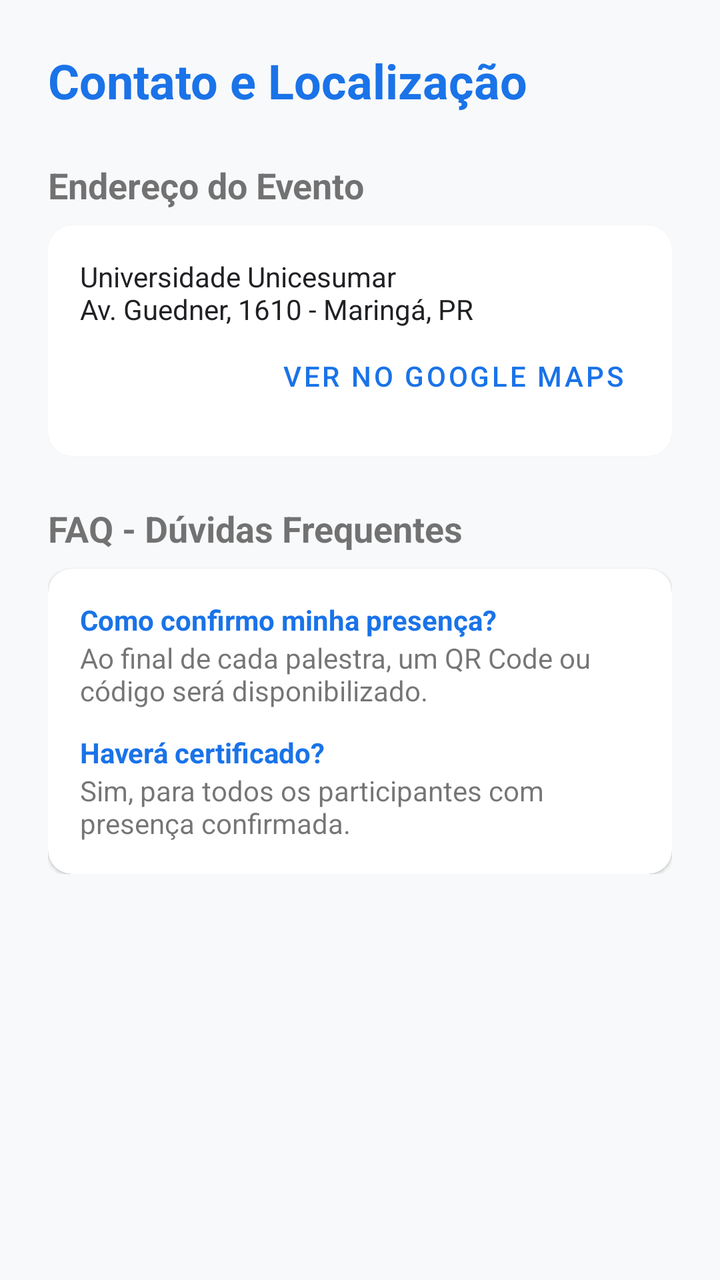
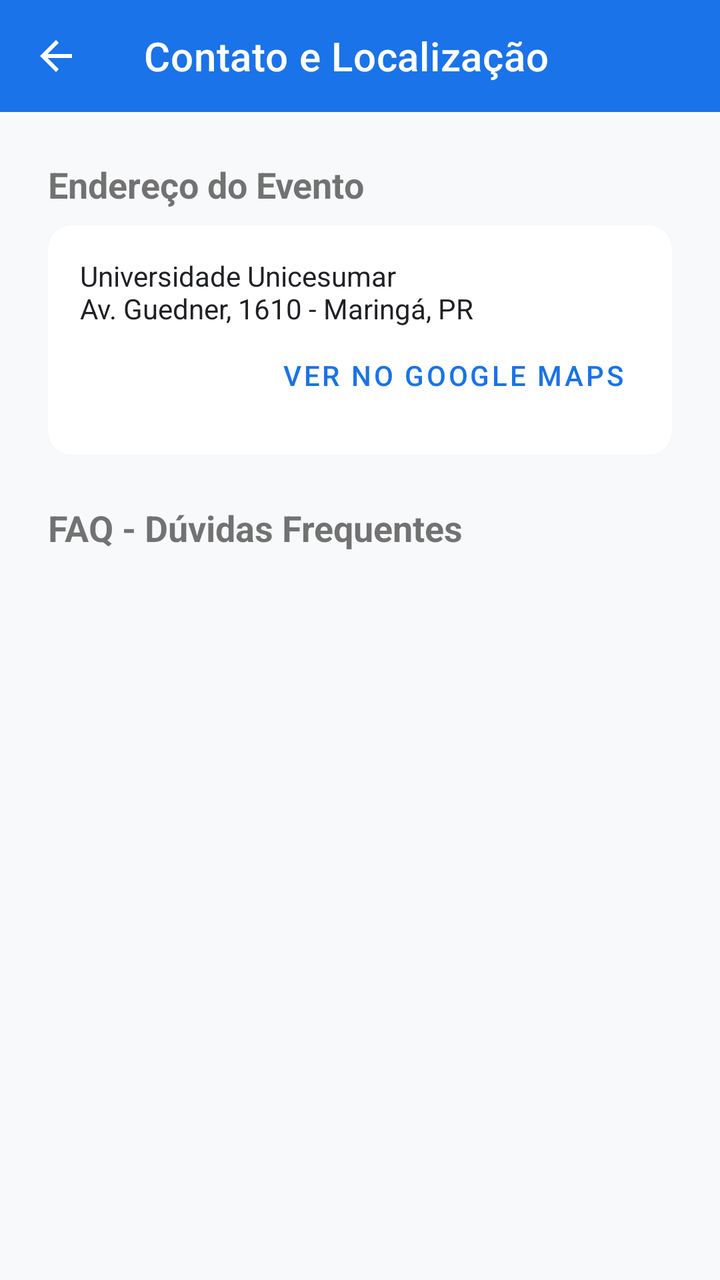

Before-and-after screenshots of an Android layout around one commit, followed by the original layout XML and the change that was made.
<!-- AndroidManifest.xml: application theme Theme.Weektech -->
<!-- res/layout/activity_contact.xml -->
<?xml version="1.0" encoding="utf-8"?>
<androidx.core.widget.NestedScrollView xmlns:android="http://schemas.android.com/apk/res/android"
    xmlns:app="http://schemas.android.com/apk/res-auto"
    xmlns:tools="http://schemas.android.com/tools"
    android:layout_width="match_parent"
    android:layout_height="match_parent"
    android:background="@color/background">

    <LinearLayout
        android:layout_width="match_parent"
        android:layout_height="wrap_content"
        android:orientation="vertical"
        android:padding="24dp">

        <TextView
            android:layout_width="wrap_content"
            android:layout_height="wrap_content"
            android:text="Contato e Localização"
            android:textColor="@color/primary"
            android:textSize="24sp"
            android:textStyle="bold"
            android:layout_marginBottom="24dp" />

        
        <TextView
            android:layout_width="wrap_content"
            android:layout_height="wrap_content"
            android:text="Endereço do Evento"
            android:textStyle="bold"
            android:textSize="18sp"
            android:layout_marginBottom="8dp"/>

        <com.google.android.material.card.MaterialCardView
            android:layout_width="match_parent"
            android:layout_height="wrap_content"
            android:layout_marginBottom="24dp"
            app:cardCornerRadius="12dp">
            <LinearLayout
                android:layout_width="match_parent"
                android:layout_height="wrap_content"
                android:orientation="vertical"
                android:padding="16dp">
                <TextView
                    android:layout_width="match_parent"
                    android:layout_height="wrap_content"
                    android:text="Universidade Unicesumar\nAv. Guedner, 1610 - Maringá, PR"
                    android:textColor="@color/black" />
                <Button
                    android:id="@+id/btnOpenMaps"
                    style="@style/Widget.MaterialComponents.Button.TextButton"
                    android:layout_width="wrap_content"
                    android:layout_height="wrap_content"
                    android:text="Ver no Google Maps"
                    android:textColor="@color/primary"
                    android:layout_gravity="end" />
            </LinearLayout>
        </com.google.android.material.card.MaterialCardView>

        
        <TextView
            android:layout_width="wrap_content"
            android:layout_height="wrap_content"
            android:text="FAQ - Dúvidas Frequentes"
            android:textStyle="bold"
            android:textSize="18sp"
            android:layout_marginBottom="8dp"/>

        <com.google.android.material.card.MaterialCardView
            android:layout_width="match_parent"
            android:layout_height="wrap_content"
            app:cardCornerRadius="12dp">
            <LinearLayout
                android:layout_width="match_parent"
                android:layout_height="wrap_content"
                android:orientation="vertical"
                android:padding="16dp">

                <TextView
                    android:layout_width="match_parent"
                    android:layout_height="wrap_content"
                    android:text="Como confirmo minha presença?"
                    android:textStyle="bold"
                    android:textColor="@color/primary" />
                <TextView
                    android:layout_width="match_parent"
                    android:layout_height="wrap_content"
                    android:text="Ao final de cada palestra, um QR Code ou código será disponibilizado."
                    android:layout_marginBottom="12dp"/>

                <TextView
                    android:layout_width="match_parent"
                    android:layout_height="wrap_content"
                    android:text="Haverá certificado?"
                    android:textStyle="bold"
                    android:textColor="@color/primary" />
                <TextView
                    android:layout_width="match_parent"
                    android:layout_height="wrap_content"
                    android:text="Sim, para todos os participantes com presença confirmada." />
            </LinearLayout>
        </com.google.android.material.card.MaterialCardView>

    </LinearLayout>
</androidx.core.widget.NestedScrollView>
<!-- resources referenced by this layout -->
<resources>
  <color name="background">#F8F9FA</color>
  <color name="black">#202124</color>
  <color name="primary">#1A73E8</color>
  <style name="Theme.Weektech" parent="Base.Theme.Weektech" />
  <style name="Base.Theme.Weektech" parent="Theme.MaterialComponents.Light.NoActionBar">
          
          <item name="colorPrimary">@color/primary</item>
          <item name="colorPrimaryVariant">@color/primary_variant</item>
          <item name="colorSecondary">@color/secondary</item>
  
          
          <item name="android:windowBackground">@color/background</item>
          <item name="colorSurface">@color/surface</item>
  
          
          <item name="colorOnPrimary">@color/white</item>
          <item name="colorOnSecondary">@color/black</item>
          <item name="colorOnSurface">@color/black</item>
      </style>
  <color name="primary_variant">#1557B0</color>
  <color name="secondary">#FBBC04</color>
  <color name="surface">#FFFFFF</color>
  <color name="white">#FFFFFFFF</color>
</resources>

<!-- the commit's change to res/layout/activity_contact.xml (unified diff, before → after) -->
@@ -1,104 +1,117 @@
 <?xml version="1.0" encoding="utf-8"?>
-<androidx.core.widget.NestedScrollView xmlns:android="http://schemas.android.com/apk/res/android"
+<LinearLayout xmlns:android="http://schemas.android.com/apk/res/android"
     xmlns:app="http://schemas.android.com/apk/res-auto"
     xmlns:tools="http://schemas.android.com/tools"
     android:layout_width="match_parent"
     android:layout_height="match_parent"
+    android:orientation="vertical"
     android:background="@color/background">
+
+    <com.google.android.material.appbar.AppBarLayout
+        android:layout_width="match_parent"
+        android:layout_height="wrap_content">
+        <com.google.android.material.appbar.MaterialToolbar
+            android:id="@+id/toolbar"
+            android:layout_width="match_parent"
+            android:layout_height="?attr/actionBarSize"
+            android:background="@color/primary"
+            app:title="Contato e Localização"
+            app:titleTextColor="@color/white"
+            app:navigationIcon="@drawable/abc_ic_ab_back_material"
+            app:navigationIconTint="@color/white" />
+    </com.google.android.material.appbar.AppBarLayout>
+
+    <androidx.core.widget.NestedScrollView
+        android:layout_width="match_parent"
+        android:layout_height="match_parent">
+
+        <LinearLayout
+            android:layout_width="match_parent"
+            android:layout_height="wrap_content"
+            android:orientation="vertical"
+            android:padding="24dp">
+
+            <TextView
+                android:layout_width="wrap_content"
+                android:layout_height="wrap_content"
+                android:text="Endereço do Evento"
+                android:textStyle="bold"
+                android:textSize="18sp"
+                android:layout_marginBottom="8dp"/>
+
+            <com.google.android.material.card.MaterialCardView
+                android:layout_width="match_parent"
+                android:layout_height="wrap_content"
+                android:layout_marginBottom="24dp"
+                app:cardCornerRadius="12dp">
+                <LinearLayout
+                    android:layout_width="match_parent"
+                    android:layout_height="wrap_content"
+                    android:orientation="vertical"
+                    android:padding="16dp">
+                    <TextView
+                        android:layout_width="match_parent"
+                        android:layout_height="wrap_content"
+                        android:text="Universidade Unicesumar\nAv. Guedner, 1610 - Maringá, PR"
+                        android:textColor="@color/black" />
+                    <Button
+                        android:id="@+id/btnOpenMaps"
+                        style="@style/Widget.MaterialComponents.Button.TextButton"
+                        android:layout_width="wrap_content"
+                        android:layout_height="wrap_content"
+                        android:text="Ver no Google Maps"
+                        android:textColor="@color/primary"
+                        android:layout_gravity="end" />
+                </LinearLayout>
+            </com.google.android.material.card.MaterialCardView>
+
+            <TextView
+                android:layout_width="wrap_content"
+                android:layout_height="wrap_content"
+                android:text="FAQ - Dúvidas Frequentes"
+                android:textStyle="bold"
+                android:textSize="18sp"
+                android:layout_marginBottom="8dp"/>
+
+            <androidx.recyclerview.widget.RecyclerView
+                android:id="@+id/rvFaq"
+                android:layout_width="match_parent"
+                android:layout_height="wrap_content"
+                android:nestedScrollingEnabled="false"
+                tools:listitem="@layout/item_faq" />
+
+        </LinearLayout>
+    </androidx.core.widget.NestedScrollView>
+</LinearLayout>
+<!-- res/layout/item_faq.xml (included above) -->
+<?xml version="1.0" encoding="utf-8"?>
+<com.google.android.material.card.MaterialCardView xmlns:android="http://schemas.android.com/apk/res/android"
+    xmlns:app="http://schemas.android.com/apk/res-auto"
+    android:layout_width="match_parent"
+    android:layout_height="wrap_content"
+    android:layout_marginBottom="8dp"
+    app:cardCornerRadius="8dp"
+    app:cardElevation="2dp">
 
     <LinearLayout
         android:layout_width="match_parent"
         android:layout_height="wrap_content"
         android:orientation="vertical"
-        android:padding="24dp">
+        android:padding="16dp">
 
         <TextView
-            android:layout_width="wrap_content"
-            android:layout_height="wrap_content"
-            android:text="Contato e Localização"
-            android:textColor="@color/primary"
-            android:textSize="24sp"
-            android:textStyle="bold"
-            android:layout_marginBottom="24dp" />
-
-        
-        <TextView
-            android:layout_width="wrap_content"
-            android:layout_height="wrap_content"
-            android:text="Endereço do Evento"
-            android:textStyle="bold"
-            android:textSize="18sp"
-            android:layout_marginBottom="8dp"/>
-
-        <com.google.android.material.card.MaterialCardView
+            android:id="@+id/tvPergunta"
             android:layout_width="match_parent"
             android:layout_height="wrap_content"
-            android:layout_marginBottom="24dp"
-            app:cardCornerRadius="12dp">
-            <LinearLayout
-                android:layout_width="match_parent"
-                android:layout_height="wrap_content"
-                android:orientation="vertical"
-                android:padding="16dp">
-                <TextView
-                    android:layout_width="match_parent"
-                    android:layout_height="wrap_content"
-                    android:text="Universidade Unicesumar\nAv. Guedner, 1610 - Maringá, PR"
-                    android:textColor="@color/black" />
-                <Button
-                    android:id="@+id/btnOpenMaps"
-                    style="@style/Widget.MaterialComponents.Button.TextButton"
-                    android:layout_width="wrap_content"
-                    android:layout_height="wrap_content"
-                    android:text="Ver no Google Maps"
-                    android:textColor="@color/primary"
-                    android:layout_gravity="end" />
-            </LinearLayout>
-        </com.google.android.material.card.MaterialCardView>
+            android:textStyle="bold"
+            android:textColor="@color/primary"
+            android:textSize="16sp" />
 
-        
         <TextView
-            android:layout_width="wrap_content"
-            android:layout_height="wrap_content"
-            android:text="FAQ - Dúvidas Frequentes"
-            android:textStyle="bold"
-            android:textSize="18sp"
-            android:layout_marginBottom="8dp"/>
-
-        <com.google.android.material.card.MaterialCardView
+            android:id="@+id/tvResposta"
             android:layout_width="match_parent"
             android:layout_height="wrap_content"
-            app:cardCornerRadius="12dp">
-            <LinearLayout
-                android:layout_width="match_parent"
-                android:layout_height="wrap_content"
-                android:orientation="vertical"
-                android:padding="16dp">
-
-                <TextView
-                    android:layout_width="match_parent"
-                    android:layout_height="wrap_content"
-                    android:text="Como confirmo minha presença?"
-                    android:textStyle="bold"
-                    android:textColor="@color/primary" />
-                <TextView
-                    android:layout_width="match_parent"
-                    android:layout_height="wrap_content"
-                    android:text="Ao final de cada palestra, um QR Code ou código será disponibilizado."
-                    android:layout_marginBottom="12dp"/>
-
-                <TextView
-                    android:layout_width="match_parent"
-                    android:layout_height="wrap_content"
-                    android:text="Haverá certificado?"
-                    android:textStyle="bold"
-                    android:textColor="@color/primary" />
-                <TextView
-                    android:layout_width="match_parent"
-                    android:layout_height="wrap_content"
-                    android:text="Sim, para todos os participantes com presença confirmada." />
-            </LinearLayout>
-        </com.google.android.material.card.MaterialCardView>
-
+            android:layout_marginTop="4dp"
+            android:textColor="@color/black" />
     </LinearLayout>
-</androidx.core.widget.NestedScrollView>
+</com.google.android.material.card.MaterialCardView>
